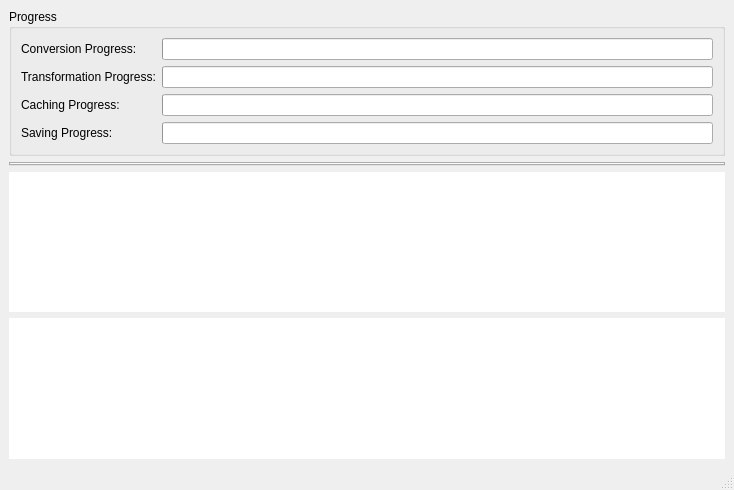
Before: the Qt Designer form VideoImageConverter/conversionwindow.ui in Skycoder42/ApngProject, drawn with Qt 5.
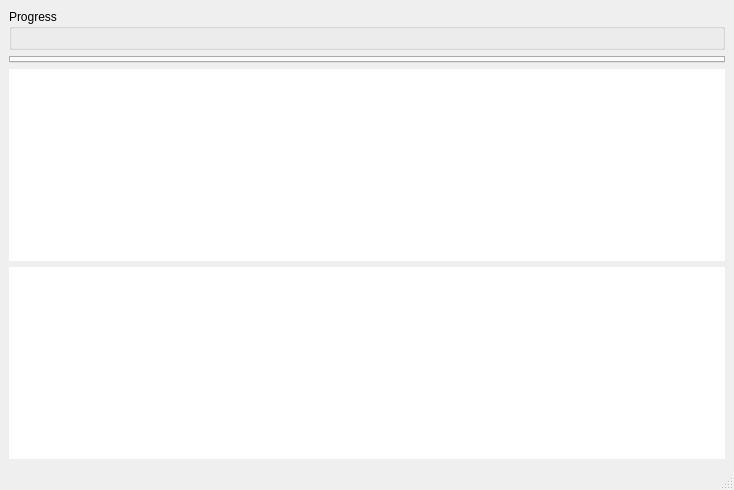
After: the same form once the commit is applied.

```diff
--- a/VideoImageConverter/conversionwindow.ui
+++ b/VideoImageConverter/conversionwindow.ui
@@ -23,48 +23,7 @@
       <property name="title">
        <string>Progress</string>
       </property>
-      <layout class="QFormLayout" name="formLayout">
-       <item row="0" column="0">
-        <widget class="QLabel" name="conversionProgressLabel">
-         <property name="text">
-          <string>Conversion Progress:</string>
-         </property>
-        </widget>
-       </item>
-       <item row="0" column="1">
-        <widget class="QProgressBar" name="conversionProgressBar"/>
-       </item>
-       <item row="1" column="0">
-        <widget class="QLabel" name="transformationProgressLabel">
-         <property name="text">
-          <string>Transformation Progress:</string>
-         </property>
-        </widget>
-       </item>
-       <item row="1" column="1">
-        <widget class="QProgressBar" name="transformationProgressBar"/>
-       </item>
-       <item row="2" column="0">
-        <widget class="QLabel" name="cachingProgressLabel">
-         <property name="text">
-          <string>Caching Progress:</string>
-         </property>
-        </widget>
-       </item>
-       <item row="2" column="1">
-        <widget class="QProgressBar" name="cachingProgressBar"/>
-       </item>
-       <item row="3" column="0">
-        <widget class="QLabel" name="savingProgressLabel">
-         <property name="text">
-          <string>Saving Progress:</string>
-         </property>
-        </widget>
-       </item>
-       <item row="3" column="1">
-        <widget class="QProgressBar" name="savingProgressBar"/>
-       </item>
-      </layout>
+      <layout class="QFormLayout" name="progressLayout"/>
      </widget>
     </item>
     <item>
```
Left out of the diff: 2 changed lines with no effect on the pictures.
